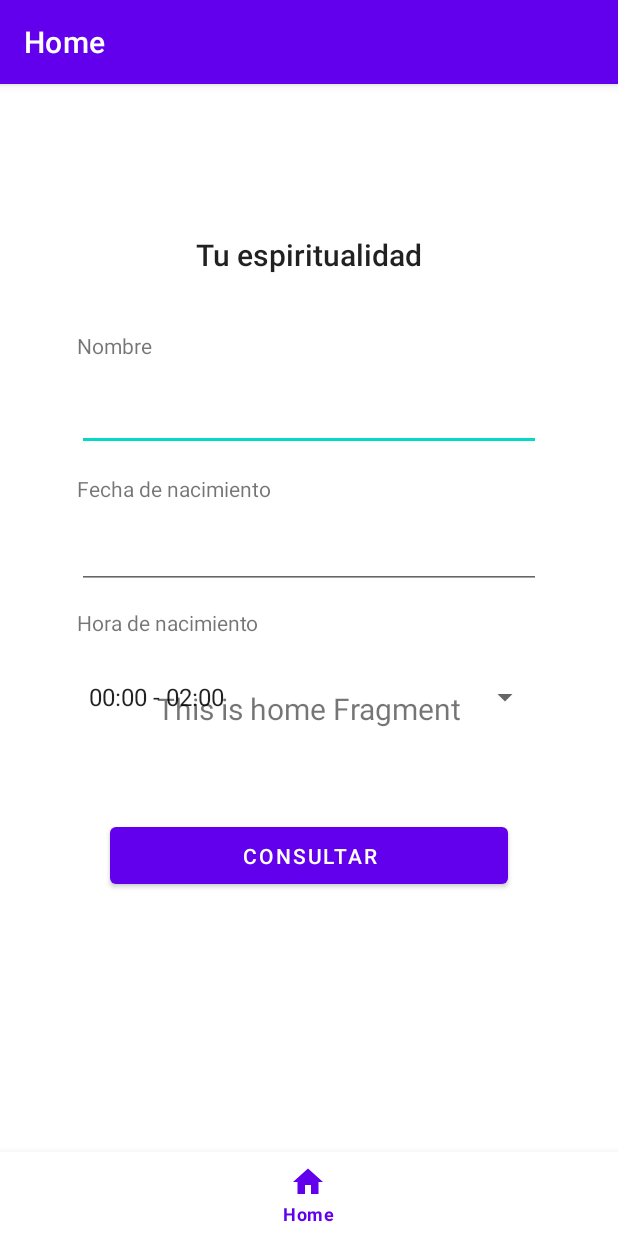
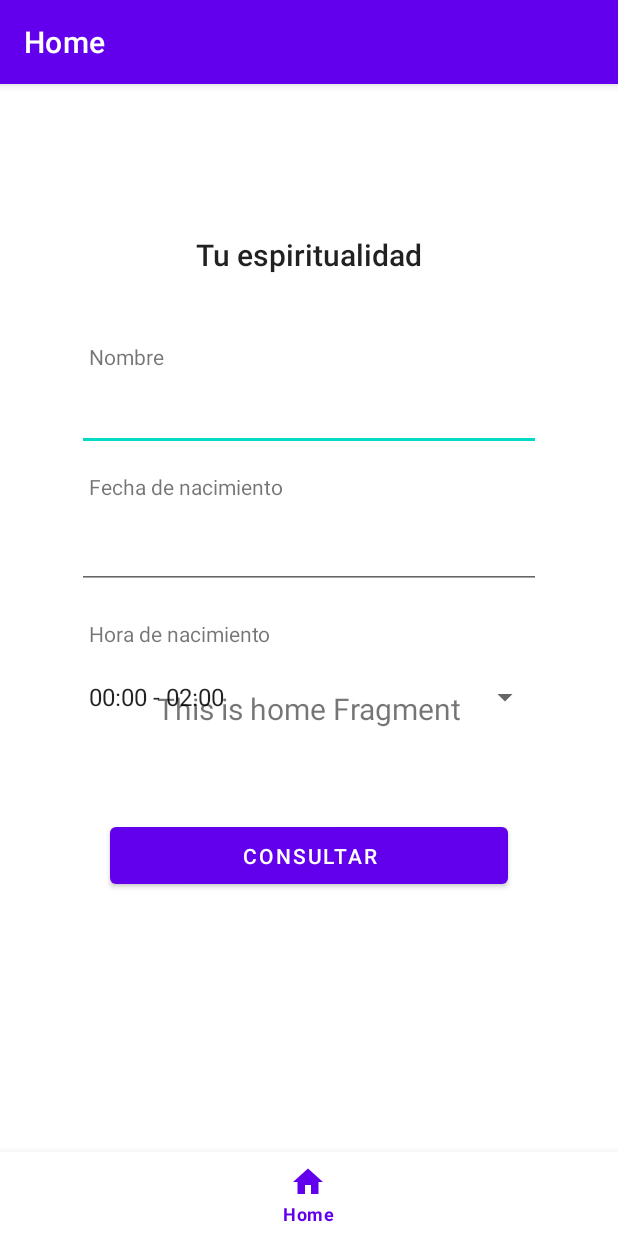
Before and after one commit to sthewar/ProyectoPoli, an Android app: the screen it shows after launch (MainActivity), on a phone screen of 412 x 824 dp. Run offline under Robolectric (Android 15) with nearby library versions, the phone set to English and light mode, and no system bars; our stand-ins replace navigation-ui.

Commit message:
initital commit develop

```diff
--- a/app/src/main/res/layout/activity_main.xml
+++ b/app/src/main/res/layout/activity_main.xml
@@ -100,10 +100,10 @@
         android:text="Nombre"
         app:layout_constraintBottom_toTopOf="@+id/editTextText"
         app:layout_constraintEnd_toEndOf="parent"
-        app:layout_constraintHorizontal_bias="0.141"
+        app:layout_constraintHorizontal_bias="0.163"
         app:layout_constraintStart_toStartOf="parent"
         app:layout_constraintTop_toBottomOf="@+id/textView"
-        app:layout_constraintVertical_bias="0.839" />
+        app:layout_constraintVertical_bias="1.0" />
 
     <TextView
         android:id="@+id/textView3"
@@ -112,10 +112,10 @@
         android:text="Fecha de nacimiento"
         app:layout_constraintBottom_toTopOf="@+id/editTextTime"
         app:layout_constraintEnd_toEndOf="parent"
-        app:layout_constraintHorizontal_bias="0.181"
+        app:layout_constraintHorizontal_bias="0.209"
         app:layout_constraintStart_toStartOf="parent"
         app:layout_constraintTop_toBottomOf="@+id/editTextText"
-        app:layout_constraintVertical_bias="0.633" />
+        app:layout_constraintVertical_bias="0.56" />
 
     <TextView
         android:id="@+id/textView4"
@@ -124,9 +124,9 @@
         android:text="Hora de nacimiento"
         app:layout_constraintBottom_toTopOf="@+id/spinnerHourRange"
         app:layout_constraintEnd_toEndOf="parent"
-        app:layout_constraintHorizontal_bias="0.176"
+        app:layout_constraintHorizontal_bias="0.204"
         app:layout_constraintStart_toStartOf="parent"
         app:layout_constraintTop_toBottomOf="@+id/editTextTime"
-        app:layout_constraintVertical_bias="0.444" />
+        app:layout_constraintVertical_bias="0.689" />
 
 </androidx.constraintlayout.widget.ConstraintLayout>
```
